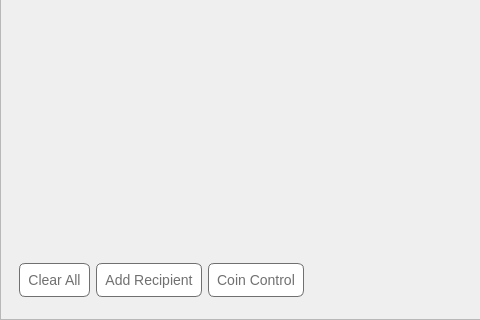
Old version of the form src/qt/forms/sendcoinsdialog.ui in the repository Veil-Project/veil; both pictures show x 0 to 480 and y 330 to 650 of the 850 by 650 pixel window.
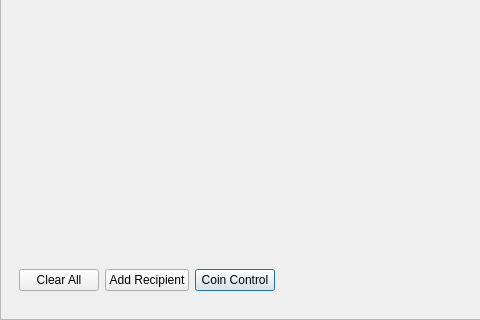
New version of the form. Icons and pictures are not drawn.

Commit message: send coins -> button color change from white to gray

```diff
--- a/src/qt/forms/sendcoinsdialog.ui
+++ b/src/qt/forms/sendcoinsdialog.ui
@@ -428,35 +428,6 @@
            <property name="toolTip">
             <string>Clear all fields of the form.</string>
            </property>
-           <property name="styleSheet">
-            <string notr="true">QPushButton {
-    border-radius: 6px;
-    border:  1px solid #707070;
-    background-color:#ffffff;
-    color: #707070;
-    font-size: 14px;
-    padding:8;
-    text-align:center !important;
-}
-
-QPushButton:checked {
-    border:  1px solid #105aef;
-    background-color:#105aef;
-    color: #FFFFFF;
-}
-
-QPushButton:hover {
-    border:  1px solid #bababa;
-    background-color:#bababa;
-    color: #FFFFFF;
-}
-
-QPushButton:unchecked {
-    border:  1px solid #707070;
-    background-color:#ffffff;
-    color: #707070;
-}</string>
-           </property>
            <property name="text">
             <string>Clear All</string>
            </property>
@@ -474,35 +445,6 @@
            <property name="toolTip">
             <string>Send to multiple recipients at once</string>
            </property>
-           <property name="styleSheet">
-            <string notr="true">QPushButton {
-    border-radius: 6px;
-    border:  1px solid #707070;
-    background-color:#ffffff;
-    color: #707070;
-    font-size: 14px;
-    padding:8;
-    text-align:center !important;
-}
-
-QPushButton:checked {
-    border:  1px solid #105aef;
-    background-color:#105aef;
-    color: #FFFFFF;
-}
-
-QPushButton:hover {
-    border:  1px solid #bababa;
-    background-color:#bababa;
-    color: #FFFFFF;
-}
-
-QPushButton:unchecked {
-    border:  1px solid #707070;
-    background-color:#ffffff;
-    color: #707070;
-}</string>
-           </property>
            <property name="text">
             <string>Add Recipient</string>
            </property>
@@ -517,35 +459,6 @@
          </item>
          <item>
           <widget class="QPushButton" name="pushButtonCoinControl">
-           <property name="styleSheet">
-            <string notr="true">QPushButton {
-    border-radius: 6px;
-    border:  1px solid #707070;
-    background-color:#ffffff;
-    color: #707070;
-    font-size: 14px;
-    padding:8;
-    text-align:center !important;
-}
-
-QPushButton:checked {
-    border:  1px solid #105aef;
-    background-color:#105aef;
-    color: #FFFFFF;
-}
-
-QPushButton:hover {
-    border:  1px solid #bababa;
-    background-color:#bababa;
-    color: #FFFFFF;
-}
-
-QPushButton:unchecked {
-    border:  1px solid #707070;
-    background-color:#ffffff;
-    color: #707070;
-}</string>
-           </property>
            <property name="text">
             <string>Coin Control</string>
            </property>
```
The commit also changes 2 other files.
